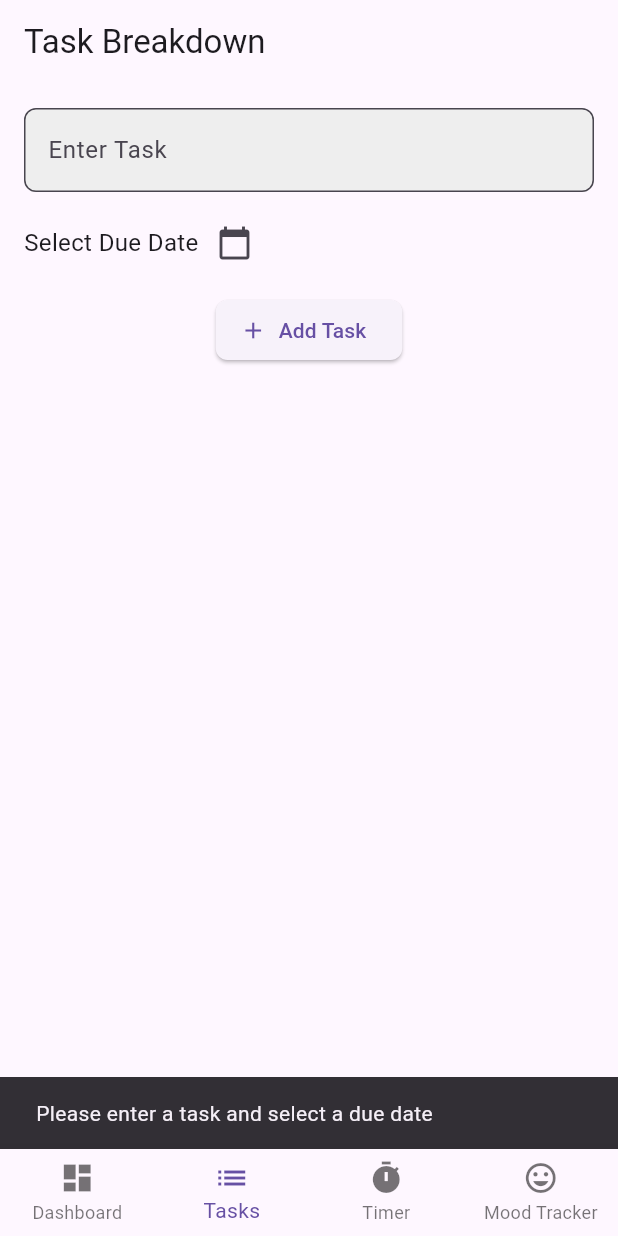
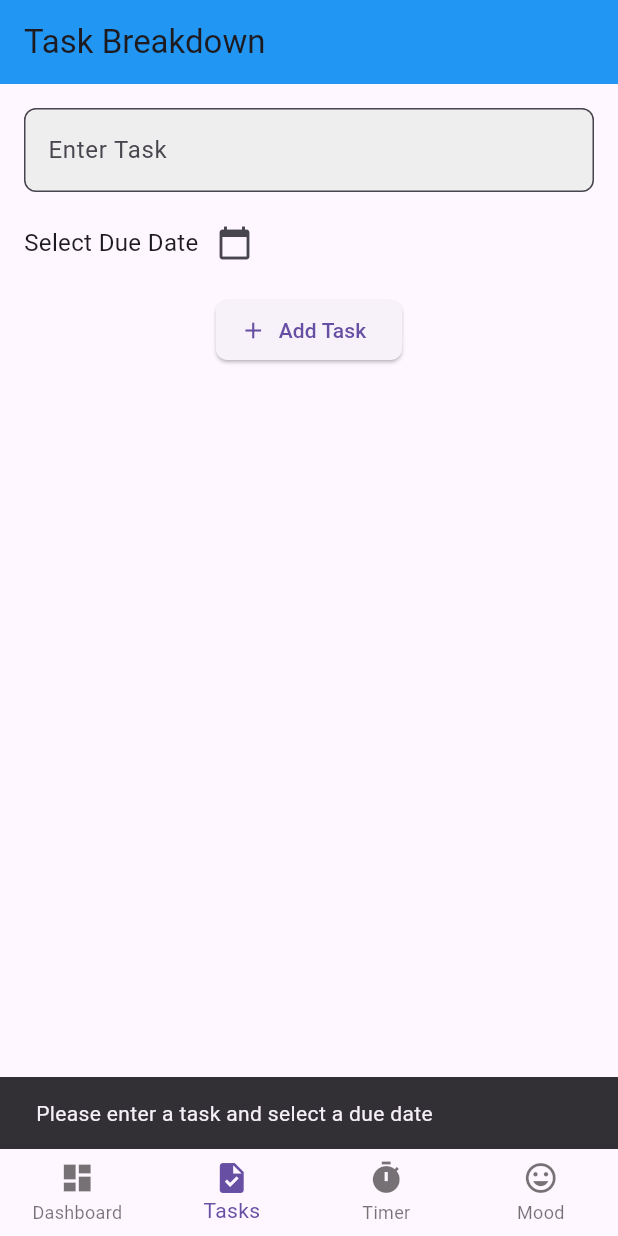
Before and after one commit to weaponxd253/adhd_list, a Flutter app: the screen it shows after launch, item 2 of the bottom bar chosen, after a tap on "Add Task", on a phone screen of 412 x 824 dp. Run offline on Flutter 3.47's test engine with Material 3 defaults, Android fonts, the phone set to English and light mode, and no system bars.

Commit message:
Addedmood tracker to dashboard where user can update the time from there. Also adjusted default times for the timer on first load.

```diff
--- a/lib/features/dashboard/dashboard_screen.dart
+++ b/lib/features/dashboard/dashboard_screen.dart
@@ -3,6 +3,7 @@
 import 'package:provider/provider.dart';
 import 'package:intl/intl.dart';
 import '../../providers/app_state.dart';
+import '../../widgets/expandable_text.dart';
 import '../tracker/mood_history_screen.dart';
 
 class DashboardScreen extends StatefulWidget {
@@ -19,7 +20,20 @@
 
     return Scaffold(
       appBar: AppBar(
-        title: Text("FocusFlow Dashboard"),
+        title: const Text("FocusFlow Dashboard"),
+        actions: [
+          IconButton(
+            icon: Icon(
+              appState.themeMode == ThemeMode.light
+                  ? Icons.dark_mode // Show dark mode icon
+                  : Icons.light_mode, // Show light mode icon
+            ),
+             tooltip: 'Switch between Light and Dark Theme',
+            onPressed: () {
+              appState.toggleTheme(); // Toggle the theme
+            },
+          ),
+        ],
       ),
       body: Padding(
         padding: const EdgeInsets.all(16.0),
@@ -29,15 +43,15 @@
             children: [
               // Task Overview Section
               _buildTaskOverview(appState),
-              SizedBox(height: 20),
+              const SizedBox(height: 20),
 
               // Upcoming Tasks Section
               _buildUpcomingTasksSection(appState.upcomingTasks),
-              SizedBox(height: 20),
+              const SizedBox(height: 20),
 
               // Mood Tracker Section
               _buildMoodTrackerSection(appState),
-              SizedBox(height: 20),
+              const SizedBox(height: 20),
               _buildTimerSection(appState),
             ],
           ),
@@ -47,47 +61,69 @@
   }
 
   Widget _buildTimerSection(AppState appState) {
-  return Container(
-    width: double.infinity, // Ensures the card takes full width of the parent
-    height: 200, // Consistent height for visual alignment
-    child: Card(
+  return Card(
     elevation: 2,
     shape: RoundedRectangleBorder(borderRadius: BorderRadius.circular(12)),
     child: Padding(
       padding: const EdgeInsets.all(16.0),
       child: Column(
         crossAxisAlignment: CrossAxisAlignment.start,
-          mainAxisAlignment: MainAxisAlignment.center, // Center content vertically
         children: [
+          // Timer Heading
           Text(
             "Pomodoro Timer",
             style: TextStyle(fontSize: 18, fontWeight: FontWeight.bold),
           ),
           SizedBox(height: 10),
+
+          // Current Mode
           Text(
             "Current Mode: ${appState.currentMode}",
             style: TextStyle(fontSize: 16, color: Colors.grey[700]),
           ),
           SizedBox(height: 10),
+
+          // Timer Display
           Text(
             "Remaining Time: ${appState.timerDisplay}",
             style: TextStyle(fontSize: 20, fontWeight: FontWeight.bold),
           ),
-            Spacer(), // Push button to bottom
+          SizedBox(height: 20),
+
+          // Timer Controls
+          Row(
+            mainAxisAlignment: MainAxisAlignment.spaceEvenly,
+            children: [
+              // Start/Stop Button
               ElevatedButton(
                 onPressed: appState.isTimerRunning
-                  ? appState.stopTimer
+                    ? appState.pauseTimer
                     : () => appState.startTimer(appState.currentMode == "Focus"),
-              child:
-                  Text(appState.isTimerRunning ? "Stop Timer" : "Start Timer"),
+                child: Text(appState.isTimerRunning ? "Pause" : "Start"),
+              ),
+
+              // Reset Button
+              ElevatedButton(
+                onPressed: () {
+                  appState.resetTimer();
+                },
+                child: const Text("Reset"),
+              ),
+
+              // Mode Switcher Button
+              ElevatedButton(
+                onPressed: () {
+                  appState.switchToNextMode(); // Add logic for mode switching
+                },
+                child: const Text("Switch Mode"),
+              ),
+            ],
           ),
         ],
       ),
     ),
-    ),
   );
 }
-
 
 
   // --- Task Overview Section ---
@@ -99,11 +135,11 @@
     return Column(
       crossAxisAlignment: CrossAxisAlignment.start,
       children: [
-        Text(
+        const Text(
           "Task Overview",
           style: TextStyle(fontSize: 18, fontWeight: FontWeight.bold),
         ),
-        SizedBox(height: 10),
+        const SizedBox(height: 10),
         Row(
           mainAxisAlignment: MainAxisAlignment.spaceBetween,
           children: [
@@ -115,7 +151,7 @@
                 Icons.pending, "Pending", appState.pendingTasks, Colors.red),
           ],
         ),
-        SizedBox(height: 20),
+        const SizedBox(height: 20),
         _buildProgressBar(progress),
       ],
     );
@@ -126,7 +162,7 @@
     return Column(
       children: [
         Icon(icon, color: color, size: 28.0),
-        SizedBox(height: 4),
+        const SizedBox(height: 4),
         Text(label, style: TextStyle(color: color, fontSize: 14)),
         Text(
           "$count",
@@ -170,7 +206,7 @@
           Row(
             mainAxisAlignment: MainAxisAlignment.spaceBetween,
             children: [
-              Text(
+              const Text(
                 "Upcoming Tasks",
                 style: TextStyle(fontSize: 18, fontWeight: FontWeight.bold),
               ),
@@ -223,16 +259,8 @@
 
   // --- Mood Tracker Section ---
 Widget _buildMoodTrackerSection(AppState appState) {
-  return Container(
-    height: 200, // Consistent height for uniformity
-    child: Card(
-      elevation: 2,
-      shape: RoundedRectangleBorder(borderRadius: BorderRadius.circular(12)),
-      child: Padding(
-        padding: const EdgeInsets.all(16.0),
-        child: Column(
+  return Column(
     crossAxisAlignment: CrossAxisAlignment.start,
-          mainAxisAlignment: MainAxisAlignment.center, // Center content vertically
     children: [
       Text(
         "Mood Tracker",
@@ -242,7 +270,16 @@
           color: Colors.grey[800],
         ),
       ),
-            SizedBox(height: 10),
+      const SizedBox(height: 10),
+      Container(
+        padding: const EdgeInsets.all(12),
+        decoration: BoxDecoration(
+          color: _getMoodColor(appState.selectedMood),
+          borderRadius: BorderRadius.circular(8),
+        ),
+        child: Column(
+          crossAxisAlignment: CrossAxisAlignment.start,
+          children: [
             Row(
               children: [
                 const Text(
@@ -251,37 +288,32 @@
                 ),
                 Text(
                   "${appState.selectedMoodEmoji} ${appState.selectedMood}",
-                  style: TextStyle(
-                    color: Colors.blueAccent,
-                    fontWeight: FontWeight.bold,
-                  ),
+                  style: const TextStyle(
+                      color: Colors.blueAccent, fontWeight: FontWeight.bold),
                 ),
               ],
             ),
-            SizedBox(height: 8),
-            Text(
-              appState.moodMessage.isNotEmpty
+            const SizedBox(height: 8),
+            ExpandableText(
+              text: appState.moodMessage.isNotEmpty
                   ? appState.moodMessage
                   : "Select a mood to see a message.",
-              style: TextStyle(fontSize: 14, color: Colors.grey[700]),
             ),
-            Spacer(), // Pushes the button to the bottom
+            const SizedBox(height: 8),
             ElevatedButton(
               onPressed: () {
                 Navigator.push(
                   context,
-                  MaterialPageRoute(
-                    builder: (context) => MoodHistoryScreen(),
-                  ),
+                  MaterialPageRoute(builder: (context) => MoodHistoryScreen()),
                 );
               },
-              child: Text("View Mood History"),
+              child: const Text("View Mood History"),
               style: ElevatedButton.styleFrom(backgroundColor: Colors.blueAccent),
             ),
           ],
         ),
       ),
-    ),
+    ],
   );
 }
 
--- a/lib/features/home/home_screen.dart
+++ b/lib/features/home/home_screen.dart
@@ -38,20 +38,32 @@
         type: BottomNavigationBarType.fixed, // Allows four or more items
         items: const [
     BottomNavigationBarItem(
-            icon: Icon(Icons.dashboard),
+      icon: Tooltip(
+        message: 'Dashboard - View your tasks and progress', // Tooltip for Dashboard
+        child: Icon(Icons.dashboard),
+      ),
       label: 'Dashboard',
     ),
     BottomNavigationBarItem(
-            icon: Icon(Icons.list),
+      icon: Tooltip(
+        message: 'Tasks - Manage your tasks here', // Tooltip for Tasks
+        child: Icon(Icons.task),
+      ),
       label: 'Tasks',
     ),
     BottomNavigationBarItem(
-            icon: Icon(Icons.timer),
+      icon: Tooltip(
+        message: 'Timer - Focus using Pomodoro Timer', // Tooltip for Timer
+        child: Icon(Icons.timer),
+      ),
       label: 'Timer',
     ),
     BottomNavigationBarItem(
-            icon: Icon(Icons.mood),
-            label: 'Mood Tracker',
+      icon: Tooltip(
+        message: 'Mood Tracker - Track your daily mood', // Tooltip for Mood Tracker
+        child: Icon(Icons.mood),
+      ),
+      label: 'Mood',
     ),
         ],
       ),
--- a/lib/features/mood_tracker/mood_tracker_screen.dart
+++ b/lib/features/mood_tracker/mood_tracker_screen.dart
@@ -83,7 +83,7 @@
         child: Column(
           crossAxisAlignment: CrossAxisAlignment.start,
           children: [
-            Text(
+            const Text(
               "How are you feeling today?",
               style: TextStyle(fontSize: 24, fontWeight: FontWeight.bold),
             ),
--- a/lib/main.dart
+++ b/lib/main.dart
@@ -3,6 +3,19 @@
 import 'package:provider/provider.dart';
 import 'providers/app_state.dart';
 import 'features/home/home_screen.dart';
+
+// Define light and dark themes
+final ThemeData lightTheme = ThemeData(
+  brightness: Brightness.light,
+  primaryColor: Colors.blue,
+  appBarTheme: AppBarTheme(color: Colors.blue),
+);
+
+final ThemeData darkTheme = ThemeData(
+  brightness: Brightness.dark,
+  primaryColor: Colors.grey[900],
+  appBarTheme: AppBarTheme(color: Colors.black),
+);
 
 void main() {
   runApp(FocusFlowApp());
@@ -15,10 +28,21 @@
       providers: [
         ChangeNotifierProvider(create: (_) => AppState()),
       ],
-      child: MaterialApp(
-        title: 'FocusFlow',
-        theme: ThemeData(primarySwatch: Colors.blue),
-        home: HomeScreen(), // Set HomeScreen as the entry point
+      child: Consumer<AppState>(
+        builder: (context, appState, _) {
+          return AnimatedTheme(
+            data: appState.themeMode == ThemeMode.light ? lightTheme : darkTheme,
+            duration: Duration(milliseconds: 300), // Smooth transition duration
+            curve: Curves.easeInOut, // Customizable animation curve
+            child: MaterialApp(
+              title: 'FocusFlow',
+              theme: lightTheme, // Light theme
+              darkTheme: darkTheme, // Dark theme
+              themeMode: appState.themeMode, // Dynamically switch themes
+              home: HomeScreen(), // Set HomeScreen as the entry point
+            ),
+          );
+        },
       ),
     );
   }
--- a/lib/providers/app_state.dart
+++ b/lib/providers/app_state.dart
@@ -9,13 +9,17 @@
   // Fields
   // ----------------------------------------
 
+  //Theme
+   ThemeMode _themeMode = ThemeMode.light;
   // Task Management
   List<Task> tasks = [];
+
+  //default times for timer
 
   // Pomodoro Timer
   bool isTimerRunning = false;
   String currentMode = "Focus";
-  int remainingTime = 0; // Remaining time in seconds
+  int remainingTime = 1500; // Remaining time in seconds
   int focusDuration = 25; // in minutes
   int shortBreakDuration = 5; // in minutes
   int longBreakDuration = 15; // in minutes
@@ -77,6 +81,16 @@
   "Intuitive": "Trust your instincts. Your intuition is guiding you toward what feels right.",
   "Grateful": "Gratitude brings perspective. Reflect on the things you’re thankful for, no matter how small.",
 };
+
+  // ----------------------------------------
+  // Theme Changer
+  // ----------------------------------------
+   ThemeMode get themeMode => _themeMode;
+
+   void toggleTheme() {
+    _themeMode = _themeMode == ThemeMode.light ? ThemeMode.dark : ThemeMode.light;
+    notifyListeners(); // Notify UI to rebuild
+  }
 
   // ----------------------------------------
   // Task Management Methods
@@ -175,9 +189,22 @@
   void resetTimer() {
     _timer?.cancel();
     isTimerRunning = false;
-    remainingTime = _currentDuration;
+   updateTimerDuration(currentMode);
     notifyListeners();
   }
+
+  void switchToNextMode() {
+  if (currentMode == "Focus") {
+    currentMode = "Short Break";
+  } else if (currentMode == "Short Break") {
+    currentMode = "Long Break";
+  } else {
+    currentMode = "Focus";
+  }
+  updateTimerDuration(currentMode); // Update the timer for the new mode
+  notifyListeners();
+}
+
 
   String get timerDisplay {
     final minutes = (remainingTime ~/ 60).toString().padLeft(2, '0');
--- /dev/null
+++ b/lib/widgets/expandable_text.dart
@@ -0,0 +1,68 @@
+import 'package:flutter/material.dart';
+
+class ExpandableText extends StatefulWidget {
+  final String text;
+  final int maxLines;
+
+  const ExpandableText({
+    required this.text,
+    this.maxLines = 3,
+    Key? key,
+  }) : super(key: key);
+
+  @override
+  _ExpandableTextState createState() => _ExpandableTextState();
+}
+
+class _ExpandableTextState extends State<ExpandableText> {
+  bool _isExpanded = false;
+  bool _isOverflowing = false;
+
+  @override
+  void initState() {
+    super.initState();
+    WidgetsBinding.instance.addPostFrameCallback((_) => _checkOverflow());
+  }
+
+  void _checkOverflow() {
+    final textPainter = TextPainter(
+      text: TextSpan(
+        text: widget.text,
+        style: TextStyle(fontSize: 16, color: Colors.grey[700]),
+      ),
+      maxLines: widget.maxLines,
+      textDirection: TextDirection.ltr,
+    )..layout(maxWidth: context.size!.width);
+
+    setState(() {
+      _isOverflowing = textPainter.didExceedMaxLines;
+    });
+  }
+
+  @override
+  Widget build(BuildContext context) {
+    return Column(
+      crossAxisAlignment: CrossAxisAlignment.start,
+      children: [
+        Text(
+          widget.text,
+          maxLines: _isExpanded ? null : widget.maxLines,
+          overflow: _isExpanded ? TextOverflow.visible : TextOverflow.ellipsis,
+          style: TextStyle(fontSize: 16, color: Colors.grey[700]),
+        ),
+        if (_isOverflowing)
+          GestureDetector(
+            onTap: () {
+              setState(() {
+                _isExpanded = !_isExpanded;
+              });
+            },
+            child: Text(
+              _isExpanded ? 'Show less' : 'Read more',
+              style: const TextStyle(color: Colors.blue, fontWeight: FontWeight.bold),
+            ),
+          ),
+      ],
+    );
+  }
+}
```
Lines whose indentation alone changed are shown as unchanged.
